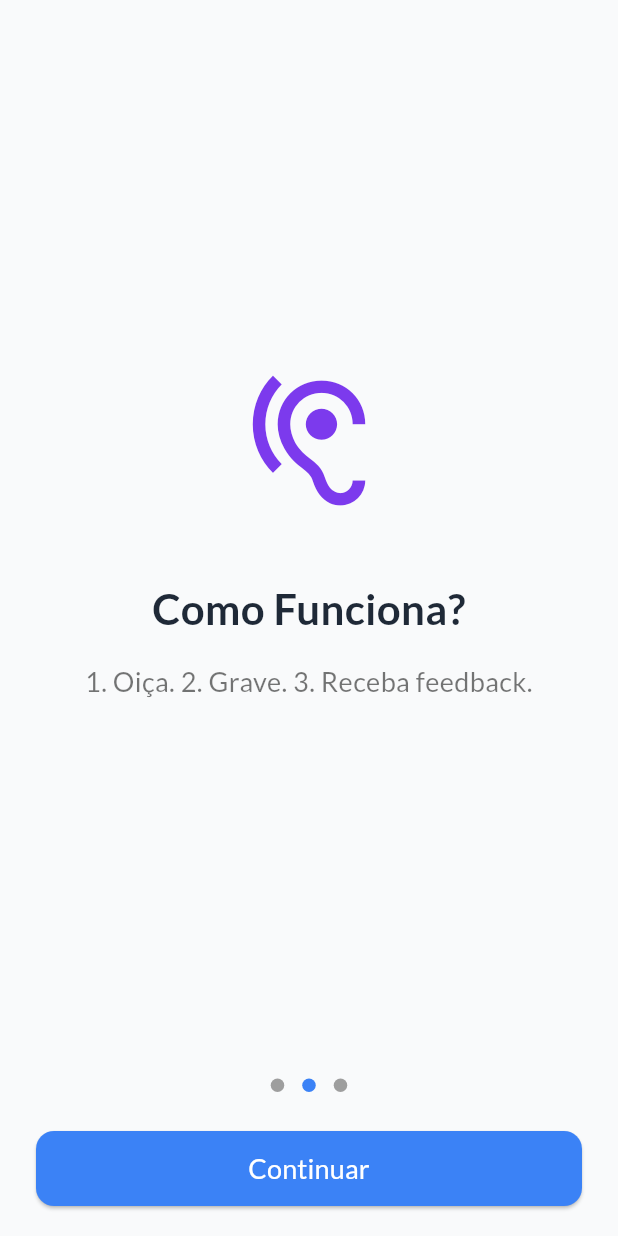
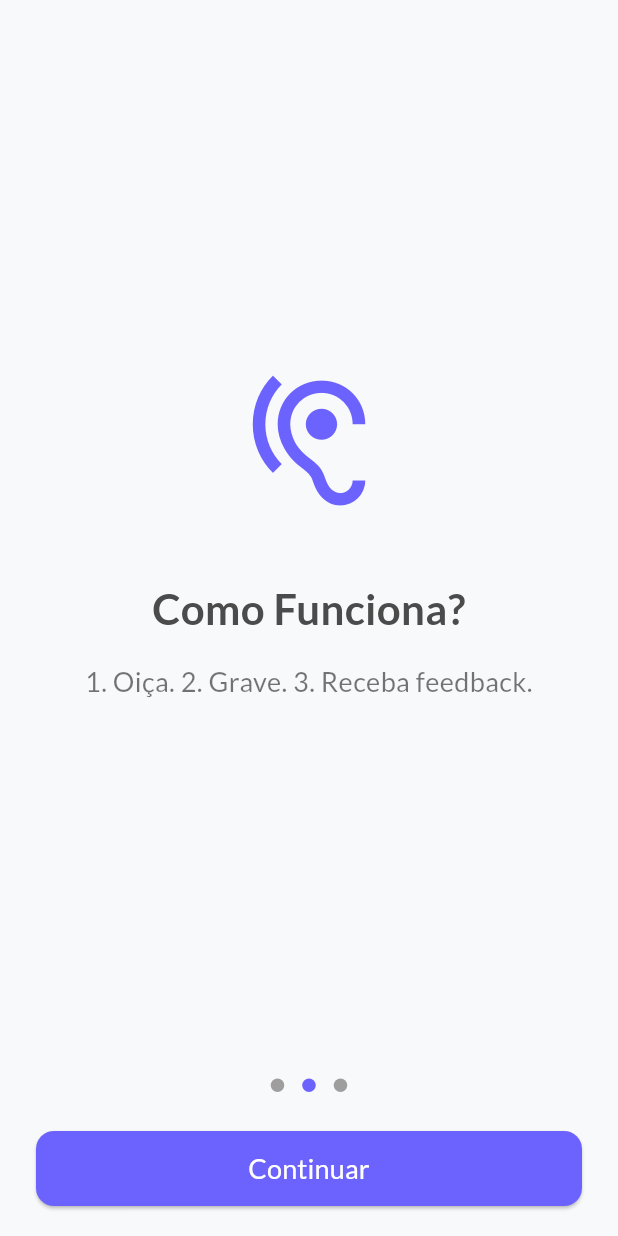
Before and after one commit to MohamedAli989/AtividadeSpeakUp, a Flutter app: the screen it shows after launch, after a tap on "Continuar", on a phone screen of 412 x 824 dp. Run offline on Flutter 3.47's test engine with Material 3 defaults, Android fonts, the phone set to English and light mode, and no system bars; drawn by our look-alikes of dots_indicator; our stand-ins replace cloud_firestore, flutter_riverpod, google_fonts, permission_handler, shared_preferences, shimmer; missing offline and left inert: record; accounts and stored records are empty.

Commit message:
Resolve conflicts: keep reverted HEAD versions

```diff
--- a/lib/core/utils/colors.dart
+++ b/lib/core/utils/colors.dart
@@ -2,9 +2,36 @@
 import 'package:flutter/material.dart';
 
 class AppColors {
-  static const Color primaryBlue = Color(0xFF3B82F6);
-  static const Color primaryViolet = Color(0xFF7C3AED);
-  static const Color primarySlate = Color(0xFF1F2937);
-  static const Color background = Color(0xFFF9FAFB);
-  static const Color textLight = Colors.white;
+  // Semantic palette — vibrant, modern (updated)
+  static const Color primary = Color(0xFF6C63FF); // vibrant purple
+  static const Color secondary = Color(0xFF58CC02); // vivid green accent
+  static const Color background = Color(0xFFF7F9FB); // off-white
+  static const Color surface = Color(0xFFFFFFFF);
+  static const Color error = Color(0xFFFF6B6B);
+  static const Color success = Color(0xFF2ECC71);
+  static const Color onPrimary = Colors.white;
+  static const Color onSurface = Color(0xFF4B4B4B); // dark grey text
+
+  // Backwards-compatible aliases (older code references)
+  static const Color primaryBlue = primary;
+  static const Color primaryViolet = primary;
+  static const Color primarySlate = onSurface;
+  static const Color textLight = onPrimary;
+
+  // Utility greys
+  static const Color muted = Color(0xFF9AA4B2);
+  static const Color cardShadow = Color(0x0A000000);
+
+  // Gradients
+  static const LinearGradient primaryGradient = LinearGradient(
+    colors: [Color(0xFF7C5CF0), Color(0xFF5CC7D6)],
+    begin: Alignment.topLeft,
+    end: Alignment.bottomRight,
+  );
+
+  static const LinearGradient subtleGradient = LinearGradient(
+    colors: [Color(0xFFFFFFFF), Color(0xFFF6F8FB)],
+    begin: Alignment.topCenter,
+    end: Alignment.bottomCenter,
+  );
 }
--- a/lib/features/0_splash/presentation/pages/splash_screen.dart
+++ b/lib/features/0_splash/presentation/pages/splash_screen.dart
@@ -18,7 +18,18 @@ class _SplashScreenState extends ConsumerState<SplashScreen> {
   void initState() {
     super.initState();
     // Load user state and listen for the app status provider to navigate.
-    Future.microtask(() => ref.read(userProvider.notifier).load());
+    Future.microtask(() async {
+      try {
+        await ref
+            .read(userProvider.notifier)
+            .load()
+            .timeout(const Duration(seconds: 6));
+      } catch (e) {
+        // ignore non-fatal errors during splash load
+        // ignore: avoid_print
+        print('User load warning: $e');
+      }
+    });
     // Trigger the verificarStatusAppUseCaseProvider and navigate when it completes.
     Future.microtask(() async {
       try {
--- a/lib/features/5_notifications/presentation/pages/notifications_list_page.dart
+++ b/lib/features/5_notifications/presentation/pages/notifications_list_page.dart
@@ -39,9 +39,11 @@ class NotificationsListPage extends ConsumerWidget {
           }
           return ListView.builder(
             itemCount: list.length,
+            cacheExtent: 400,
             itemBuilder: (context, index) {
               final n = list[index];
-              return ListTile(
+              return RepaintBoundary(
+                child: ListTile(
                   title: Text(n.titulo),
                   subtitle: Text(n.corpo),
                   trailing: n.lida ? const Icon(Icons.done) : null,
@@ -55,6 +57,7 @@ class NotificationsListPage extends ConsumerWidget {
                       ),
                     );
                   },
+                ),
               );
             },
           );
```
Also changed, not shown: lib/features/3_content/presentation/pages/lesson_screen.dart (+81 -14 lines), lib/features/3_content/presentation/providers/vocabulary_providers.dart (+18 -0 lines). Lines whose indentation alone changed are shown as unchanged.
